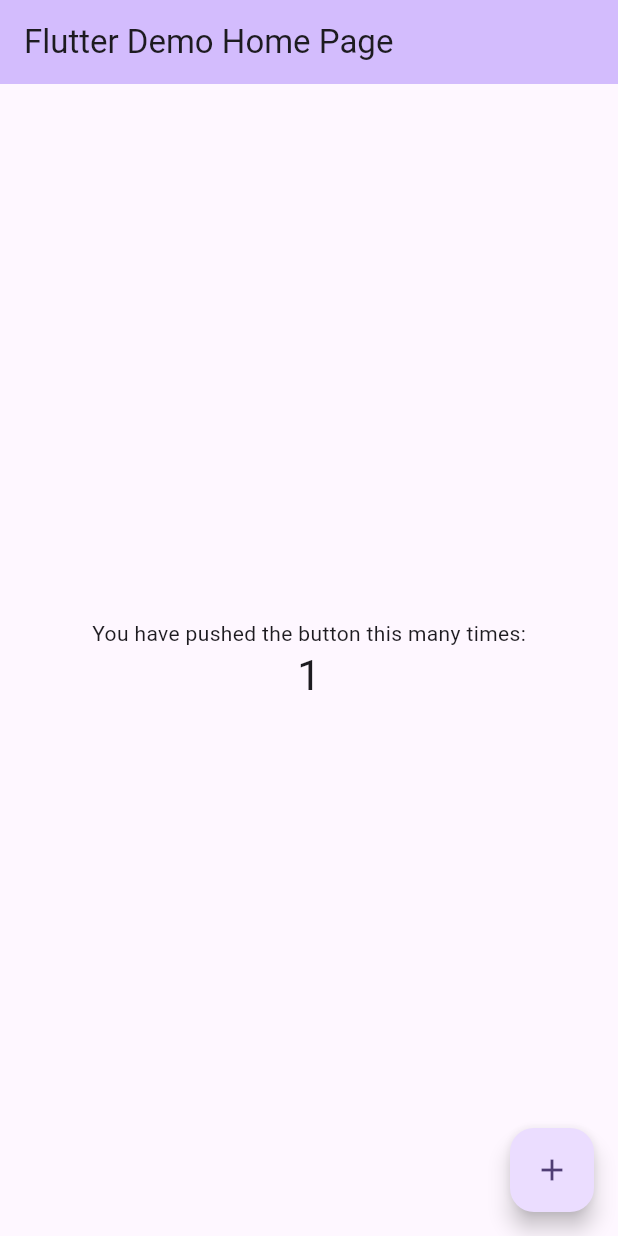
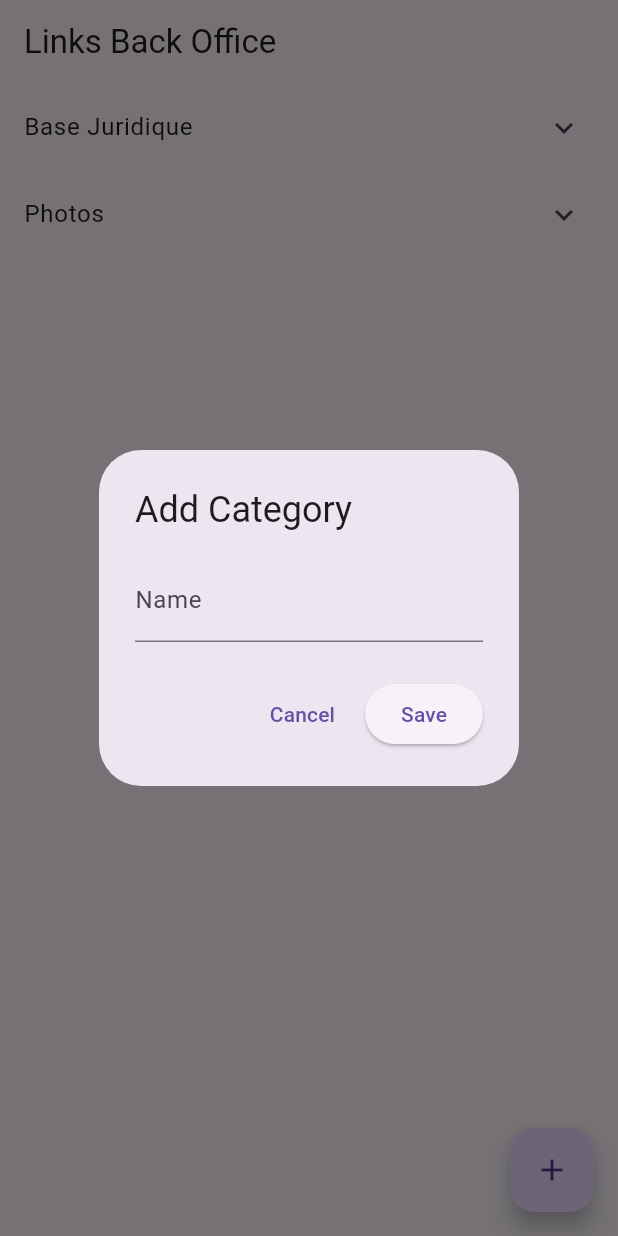
Before and after one commit to craftidev/veol_links_db_bo, a Flutter app: the screen it shows after launch, after a tap on the "add" icon, on a phone screen of 412 x 824 dp. Run offline on Flutter 3.47's test engine with Material 3 defaults, Android fonts, the light colour scheme and no system bars.

Commit message:
models and first try

```diff
--- a/lib/main.dart
+++ b/lib/main.dart
@@ -1,123 +1,207 @@
 import 'package:flutter/material.dart';
+import 'models.dart';
 
 void main() {
   runApp(const MyApp());
 }
 
 class MyApp extends StatelessWidget {
-  const MyApp({super.key});
+  const MyApp({Key? key}) : super(key: key);
 
-  // This widget is the root of your application.
   @override
   Widget build(BuildContext context) {
     return MaterialApp(
-      title: 'Flutter Demo',
+      title: 'Links Back Office',
       theme: ThemeData(
-        // This is the theme of your application.
-        //
-        // TRY THIS: Try running your application with "flutter run". You'll see
-        // the application has a purple toolbar. Then, without quitting the app,
-        // try changing the seedColor in the colorScheme below to Colors.green
-        // and then invoke "hot reload" (save your changes or press the "hot
-        // reload" button in a Flutter-supported IDE, or press "r" if you used
-        // the command line to start the app).
-        //
-        // Notice that the counter didn't reset back to zero; the application
-        // state is not lost during the reload. To reset the state, use hot
-        // restart instead.
-        //
-        // This works for code too, not just values: Most code changes can be
-        // tested with just a hot reload.
-        colorScheme: ColorScheme.fromSeed(seedColor: Colors.deepPurple),
-        useMaterial3: true,
+        primarySwatch: Colors.blue,
       ),
-      home: const MyHomePage(title: 'Flutter Demo Home Page'),
+      home: const BackOffice(),
     );
   }
 }
 
-class MyHomePage extends StatefulWidget {
-  const MyHomePage({super.key, required this.title});
-
-  // This widget is the home page of your application. It is stateful, meaning
-  // that it has a State object (defined below) that contains fields that affect
-  // how it looks.
-
-  // This class is the configuration for the state. It holds the values (in this
-  // case the title) provided by the parent (in this case the App widget) and
-  // used by the build method of the State. Fields in a Widget subclass are
-  // always marked "final".
-
-  final String title;
+class BackOffice extends StatefulWidget {
+  const BackOffice({Key? key}) : super(key: key);
 
   @override
-  State<MyHomePage> createState() => _MyHomePageState();
+  _BackOfficeState createState() => _BackOfficeState();
 }
 
-class _MyHomePageState extends State<MyHomePage> {
-  int _counter = 0;
-
-  void _incrementCounter() {
-    setState(() {
-      // This call to setState tells the Flutter framework that something has
-      // changed in this State, which causes it to rerun the build method below
-      // so that the display can reflect the updated values. If we changed
-      // _counter without calling setState(), then the build method would not be
-      // called again, and so nothing would appear to happen.
-      _counter++;
-    });
-  }
+class _BackOfficeState extends State<BackOffice> {
+  // Sample data
+  List<Category> categories = [
+    Category(
+      name: 'Base Juridique',
+      subCategories: [
+        Category(
+          name: 'En France',
+          links: [Link(name: 'Solaire', url: '#'), Link(name: 'Eolien', url: '#')],
+        ),
+        Category(
+          name: 'A l\'international',
+          links: [Link(name: 'Chroniques DJE n°1', url: '#')],
+        ),
+      ],
+    ),
+    Category(
+      name: 'Photos',
+      links: [Link(name: 'Visite site collégiens Varaize', url: '#')],
+    ),
+  ];
 
   @override
   Widget build(BuildContext context) {
-    // This method is rerun every time setState is called, for instance as done
-    // by the _incrementCounter method above.
-    //
-    // The Flutter framework has been optimized to make rerunning build methods
-    // fast, so that you can just rebuild anything that needs updating rather
-    // than having to individually change instances of widgets.
     return Scaffold(
       appBar: AppBar(
-        // TRY THIS: Try changing the color here to a specific color (to
-        // Colors.amber, perhaps?) and trigger a hot reload to see the AppBar
-        // change color while the other colors stay the same.
-        backgroundColor: Theme.of(context).colorScheme.inversePrimary,
-        // Here we take the value from the MyHomePage object that was created by
-        // the App.build method, and use it to set our appbar title.
-        title: Text(widget.title),
+        title: const Text('Links Back Office'),
       ),
-      body: Center(
-        // Center is a layout widget. It takes a single child and positions it
-        // in the middle of the parent.
-        child: Column(
-          // Column is also a layout widget. It takes a list of children and
-          // arranges them vertically. By default, it sizes itself to fit its
-          // children horizontally, and tries to be as tall as its parent.
-          //
-          // Column has various properties to control how it sizes itself and
-          // how it positions its children. Here we use mainAxisAlignment to
-          // center the children vertically; the main axis here is the vertical
-          // axis because Columns are vertical (the cross axis would be
-          // horizontal).
-          //
-          // TRY THIS: Invoke "debug painting" (choose the "Toggle Debug Paint"
-          // action in the IDE, or press "p" in the console), to see the
-          // wireframe for each widget.
-          mainAxisAlignment: MainAxisAlignment.center,
-          children: <Widget>[
-            const Text('You have pushed the button this many times:'),
-            Text(
-              '$_counter',
-              style: Theme.of(context).textTheme.headlineMedium,
+      body: ListView(
+        children: categories.map((category) => buildCategory(category)).toList(),
+      ),
+      floatingActionButton: FloatingActionButton(
+        onPressed: () {
+          _showCategoryForm();
+        },
+        child: const Icon(Icons.add),
+      ),
+    );
+  }
+
+  Widget buildCategory(Category category) {
+    return ExpansionTile(
+      title: Text(category.name),
+      children: [
+        ...category.subCategories.map((sub) => buildCategory(sub)).toList(),
+        ...category.links.map((link) => ListTile(
+              title: Text(link.name),
+              trailing: Row(
+                mainAxisSize: MainAxisSize.min,
+                children: [
+                  IconButton(
+                    icon: const Icon(Icons.edit),
+                    onPressed: () {
+                      _showLinkForm(link, category);
+                    },
+                  ),
+                  IconButton(
+                    icon: const Icon(Icons.delete),
+                    onPressed: () {
+                      setState(() {
+                        category.links.remove(link);
+                      });
+                    },
+                  ),
+                ],
+              ),
+            )),
+        ListTile(
+          title: const Text('+ Add Link'),
+          onTap: () {
+            _showLinkForm(null, category);
+          },
+        ),
+      ],
+    );
+  }
+
+  void _showLinkForm(Link? link, Category category) {
+    final _formKey = GlobalKey<FormState>();
+    String name = link?.name ?? '';
+    String url = link?.url ?? '';
+
+    showDialog(
+      context: context,
+      builder: (context) {
+        return AlertDialog(
+          title: Text(link == null ? 'Add Link' : 'Edit Link'),
+          content: Form(
+            key: _formKey,
+            child: Column(
+              mainAxisSize: MainAxisSize.min,
+              children: [
+                TextFormField(
+                  initialValue: name,
+                  decoration: const InputDecoration(labelText: 'Name'),
+                  onSaved: (value) => name = value!,
+                  validator: (value) =>
+                      value == null || value.isEmpty ? 'Name is required' : null,
+                ),
+                TextFormField(
+                  initialValue: url,
+                  decoration: const InputDecoration(labelText: 'URL'),
+                  onSaved: (value) => url = value!,
+                  validator: (value) =>
+                      value == null || value.isEmpty ? 'URL is required' : null,
+                ),
+              ],
+            ),
+          ),
+          actions: [
+            TextButton(
+              onPressed: () => Navigator.of(context).pop(),
+              child: const Text('Cancel'),
+            ),
+            ElevatedButton(
+              onPressed: () {
+                if (_formKey.currentState!.validate()) {
+                  _formKey.currentState!.save();
+                  setState(() {
+                    if (link == null) {
+                      category.links.add(Link(name: name, url: url));
+                    } else {
+                      link.name = name;
+                      link.url = url;
+                    }
+                  });
+                  Navigator.of(context).pop();
+                }
+              },
+              child: const Text('Save'),
             ),
           ],
-        ),
-      ),
-      floatingActionButton: FloatingActionButton(
-        onPressed: _incrementCounter,
-        tooltip: 'Increment',
-        child: const Icon(Icons.add),
-      ), // This trailing comma makes auto-formatting nicer for build methods.
+        );
+      },
+    );
+  }
+
+  void _showCategoryForm() {
+    final _formKey = GlobalKey<FormState>();
+    String name = '';
+
+    showDialog(
+      context: context,
+      builder: (context) {
+        return AlertDialog(
+          title: const Text('Add Category'),
+          content: Form(
+            key: _formKey,
+            child: TextFormField(
+              decoration: const InputDecoration(labelText: 'Name'),
+              onSaved: (value) => name = value!,
+              validator: (value) =>
+                  value == null || value.isEmpty ? 'Name is required' : null,
+            ),
+          ),
+          actions: [
+            TextButton(
+              onPressed: () => Navigator.of(context).pop(),
+              child: const Text('Cancel'),
+            ),
+            ElevatedButton(
+              onPressed: () {
+                if (_formKey.currentState!.validate()) {
+                  _formKey.currentState!.save();
+                  setState(() {
+                    categories.add(Category(name: name));
+                  });
+                  Navigator.of(context).pop();
+                }
+              },
+              child: const Text('Save'),
+            ),
+          ],
+        );
+      },
     );
   }
 }
--- /dev/null
+++ b/lib/models.dart
@@ -0,0 +1,20 @@
+class Link {
+  String name;
+  String url;
+
+  Link({required this.name, required this.url});
+}
+
+class Category {
+  String name;
+  bool isExpanded;
+  List<Category> subCategories;
+  List<Link> links;
+
+  Category({
+    required this.name,
+    this.isExpanded = false,
+    this.subCategories = const [],
+    this.links = const [],
+  });
+}
```
